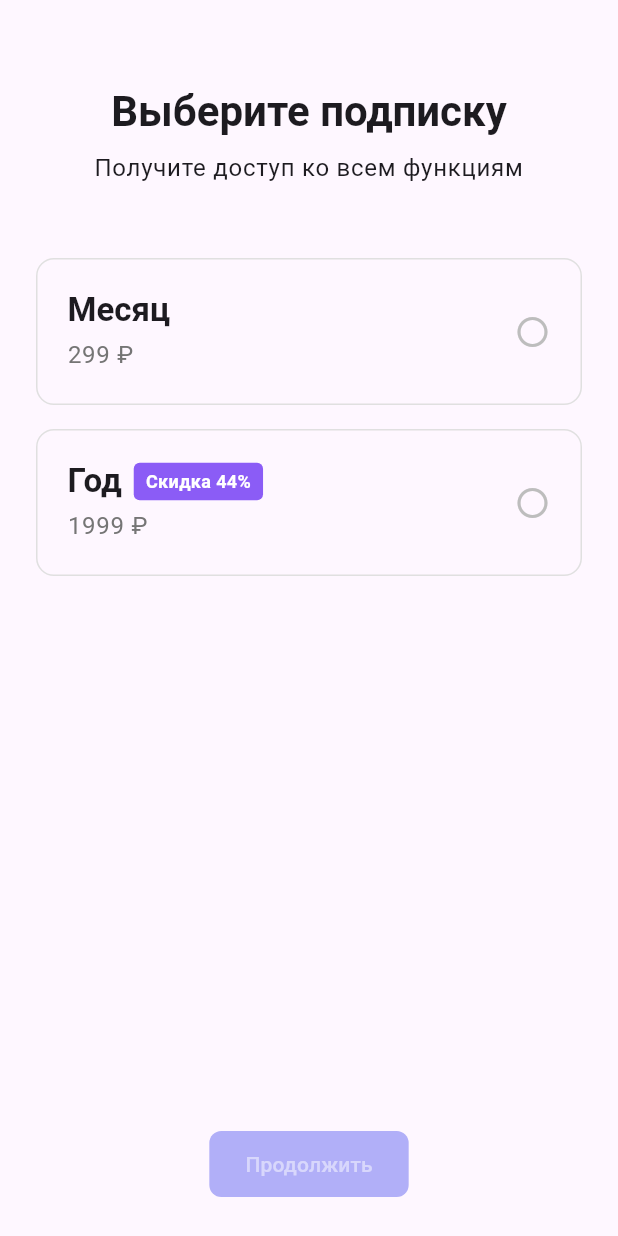
After one commit to yaroslav20568/onboard-pay-test, a Flutter app: the PaywallScreen screen opened directly, on a phone screen of 412 x 824 dp. The commit adds this screen. Run offline on Flutter 3.47's test engine with Material 3 defaults, Android fonts, the phone set to English and light mode, and no system bars; our stand-ins replace shared_preferences; accounts and stored records are empty.

Commit message:
feat(paywall): add screens: paywall, services: subscription

```diff
--- /dev/null
+++ b/lib/models/subscription.dart
@@ -0,0 +1,29 @@
+enum SubscriptionType { month, year }
+
+class Subscription {
+  const Subscription({
+    required this.type,
+    required this.price,
+    required this.discount,
+  });
+
+  final SubscriptionType type;
+  final String price;
+  final int discount;
+
+  String get title {
+    switch (type) {
+      case SubscriptionType.month:
+        return 'Месяц';
+      case SubscriptionType.year:
+        return 'Год';
+    }
+  }
+
+  String get discountText {
+    if (discount > 0) {
+      return 'Скидка $discount%';
+    }
+    return '';
+  }
+}
--- a/lib/screens/onboarding_screen.dart
+++ b/lib/screens/onboarding_screen.dart
@@ -1,3 +1,4 @@
+import 'package:app/screens/paywall_screen.dart';
 import 'package:app/widgets/onboarding_steps.dart';
 import 'package:flutter/material.dart';
 
@@ -8,19 +9,23 @@ class OnboardingScreen extends StatelessWidget {
     OnboardingStepData(
       title: 'Добро пожаловать!',
       description:
-          'Откройте для себя все возможности нашего приложения. Получите доступ к премиум функциям.',
+          'Откройте для себя все возможности нашего приложения. '
+          'Получите доступ к премиум функциям.',
       icon: Icons.waving_hand,
     ),
     OnboardingStepData(
       title: 'Начните использовать',
       description:
-          'Выберите подписку и получите полный доступ ко всем функциям приложения.',
+          'Выберите подписку и получите полный доступ '
+          'ко всем функциям приложения.',
       icon: Icons.rocket_launch,
     ),
   ];
 
   void _handleComplete(BuildContext context) {
-    Navigator.of(context).pop();
+    Navigator.of(context).pushReplacement<void, void>(
+      MaterialPageRoute<void>(builder: (context) => const PaywallScreen()),
+    );
   }
 
   @override
--- /dev/null
+++ b/lib/screens/paywall_screen.dart
@@ -0,0 +1,166 @@
+import 'package:app/constants/colors.dart';
+import 'package:app/models/subscription.dart';
+import 'package:app/services/subscription_service.dart';
+import 'package:app/widgets/app_button.dart';
+import 'package:flutter/material.dart';
+
+class PaywallScreen extends StatefulWidget {
+  const PaywallScreen({super.key});
+
+  @override
+  State<PaywallScreen> createState() => _PaywallScreenState();
+}
+
+class _PaywallScreenState extends State<PaywallScreen> {
+  SubscriptionType? _selectedSubscription;
+
+  final List<Subscription> _subscriptions = const [
+    Subscription(type: SubscriptionType.month, price: '299 ₽', discount: 0),
+    Subscription(type: SubscriptionType.year, price: '1999 ₽', discount: 44),
+  ];
+
+  Future<void> _handlePurchase() async {
+    if (_selectedSubscription == null) return;
+
+    await SubscriptionService.setSubscription(true);
+    if (mounted) {
+      Navigator.of(context).pop(true);
+    }
+  }
+
+  @override
+  Widget build(BuildContext context) {
+    return Scaffold(
+      body: SafeArea(
+        child: Padding(
+          padding: const EdgeInsets.all(24.0),
+          child: Column(
+            children: [
+              const SizedBox(height: 32),
+              Text(
+                'Выберите подписку',
+                style: Theme.of(context).textTheme.headlineMedium?.copyWith(
+                  fontWeight: FontWeight.bold,
+                ),
+                textAlign: TextAlign.center,
+              ),
+              const SizedBox(height: 8),
+              Text(
+                'Получите доступ ко всем функциям',
+                style: Theme.of(context).textTheme.bodyLarge,
+                textAlign: TextAlign.center,
+              ),
+              const SizedBox(height: 48),
+              Expanded(
+                child: Column(
+                  children: _subscriptions.map((subscription) {
+                    final isSelected =
+                        _selectedSubscription == subscription.type;
+                    return Padding(
+                      padding: const EdgeInsets.only(bottom: 16),
+                      child: GestureDetector(
+                        onTap: () {
+                          setState(() {
+                            _selectedSubscription = subscription.type;
+                          });
+                        },
+                        child: Container(
+                          padding: const EdgeInsets.all(20),
+                          decoration: BoxDecoration(
+                            border: Border.all(
+                              color: isSelected
+                                  ? AppColors.primary
+                                  : Colors.grey.shade300,
+                              width: isSelected ? 2 : 1,
+                            ),
+                            borderRadius: BorderRadius.circular(12),
+                            color: isSelected
+                                ? AppColors.primary.withValues(alpha: 0.05)
+                                : Colors.transparent,
+                          ),
+                          child: Row(
+                            children: [
+                              Expanded(
+                                child: Column(
+                                  crossAxisAlignment: CrossAxisAlignment.start,
+                                  children: [
+                                    Row(
+                                      children: [
+                                        Text(
+                                          subscription.title,
+                                          style: Theme.of(context)
+                                              .textTheme
+                                              .titleLarge
+                                              ?.copyWith(
+                                                fontWeight: FontWeight.bold,
+                                              ),
+                                        ),
+                                        if (subscription.discount > 0) ...[
+                                          const SizedBox(width: 8),
+                                          Container(
+                                            padding: const EdgeInsets.symmetric(
+                                              horizontal: 8,
+                                              vertical: 4,
+                                            ),
+                                            decoration: BoxDecoration(
+                                              color: AppColors.secondary,
+                                              borderRadius:
+                                                  BorderRadius.circular(4),
+                                            ),
+                                            child: Text(
+                                              subscription.discountText,
+                                              style: const TextStyle(
+                                                color: AppColors.white,
+                                                fontSize: 12,
+                                                fontWeight: FontWeight.bold,
+                                              ),
+                                            ),
+                                          ),
+                                        ],
+                                      ],
+                                    ),
+                                    const SizedBox(height: 4),
+                                    Text(
+                                      subscription.price,
+                                      style: Theme.of(context)
+                                          .textTheme
+                                          .bodyLarge
+                                          ?.copyWith(
+                                            color: Colors.grey.shade600,
+                                          ),
+                                    ),
+                                  ],
+                                ),
+                              ),
+                              if (isSelected)
+                                const Icon(
+                                  Icons.check_circle,
+                                  color: AppColors.primary,
+                                )
+                              else
+                                Icon(
+                                  Icons.circle_outlined,
+                                  color: Colors.grey.shade400,
+                                ),
+                            ],
+                          ),
+                        ),
+                      ),
+                    );
+                  }).toList(),
+                ),
+              ),
+              AppButton(
+                onPressed: _selectedSubscription != null
+                    ? _handlePurchase
+                    : null,
+                variant: AppButtonVariant.primary,
+                child: const Text('Продолжить'),
+              ),
+            ],
+          ),
+        ),
+      ),
+    );
+  }
+}
--- /dev/null
+++ b/lib/services/subscription_service.dart
@@ -0,0 +1,15 @@
+import 'package:shared_preferences/shared_preferences.dart';
+
+class SubscriptionService {
+  static const String _subscriptionKey = 'has_subscription';
+
+  static Future<bool> hasSubscription() async {
+    final prefs = await SharedPreferences.getInstance();
+    return prefs.getBool(_subscriptionKey) ?? false;
+  }
+
+  static Future<void> setSubscription(bool value) async {
+    final prefs = await SharedPreferences.getInstance();
+    await prefs.setBool(_subscriptionKey, value);
+  }
+}
--- a/lib/widgets/app_button.dart
+++ b/lib/widgets/app_button.dart
@@ -49,9 +49,9 @@ class AppButton extends StatelessWidget {
   Color _getDisabledBackgroundColor(BuildContext context) {
     switch (variant) {
       case AppButtonVariant.primary:
-        return AppColors.primary.withOpacity(AppColors.disabledOpacity);
+        return AppColors.primary.withValues(alpha: AppColors.disabledOpacity);
       case AppButtonVariant.secondary:
-        return AppColors.secondary.withOpacity(AppColors.disabledOpacity);
+        return AppColors.secondary.withValues(alpha: AppColors.disabledOpacity);
       case AppButtonVariant.outline:
         return AppColors.transparent;
     }
@@ -61,9 +61,9 @@ class AppButton extends StatelessWidget {
     switch (variant) {
       case AppButtonVariant.primary:
       case AppButtonVariant.secondary:
-        return AppColors.white.withOpacity(AppColors.disabledOpacity);
+        return AppColors.white.withValues(alpha: AppColors.disabledOpacity);
       case AppButtonVariant.outline:
-        return AppColors.primary.withOpacity(AppColors.disabledOpacity);
+        return AppColors.primary.withValues(alpha: AppColors.disabledOpacity);
     }
   }
 
@@ -84,7 +84,7 @@ class AppButton extends StatelessWidget {
           foregroundColor: foregroundColor,
           side: BorderSide(
             color: onPressed == null
-                ? borderColor?.withOpacity(AppColors.disabledOpacity) ??
+                ? borderColor?.withValues(alpha: AppColors.disabledOpacity) ??
                       AppColors.transparent
                 : borderColor ?? AppColors.transparent,
             width: 2,
--- a/lib/widgets/onboarding_steps.dart
+++ b/lib/widgets/onboarding_steps.dart
@@ -101,8 +101,8 @@ class _OnboardingStepsState extends State<OnboardingSteps> {
                       shape: BoxShape.circle,
                       color: index == _currentStep
                           ? AppColors.primary
-                          : AppColors.primary.withOpacity(
-                              AppColors.inactiveOpacity,
+                          : AppColors.primary.withValues(
+                              alpha: AppColors.inactiveOpacity,
                             ),
                     ),
                   ),
--- a/pubspec.yaml
+++ b/pubspec.yaml
@@ -1,8 +1,8 @@
 name: app
-description: 'A new Flutter project.'
+description: "A new Flutter project."
 # The following line prevents the package from being accidentally published to
 # pub.dev using `flutter pub publish`. This is preferred for private packages.
-publish_to: 'none' # Remove this line if you wish to publish to pub.dev
+publish_to: "none" # Remove this line if you wish to publish to pub.dev
 
 # The following defines the version and build number for your application.
 # A version number is three numbers separated by dots, like 1.2.43
@@ -31,6 +31,7 @@ dependencies:
   cupertino_icons: ^1.0.8
   flutter:
     sdk: flutter
+  shared_preferences: ^2.2.2
 
 dev_dependencies:
   flutter_lints: ^6.0.0
```
Also changed, not shown: pubspec.lock, 1 other file.
